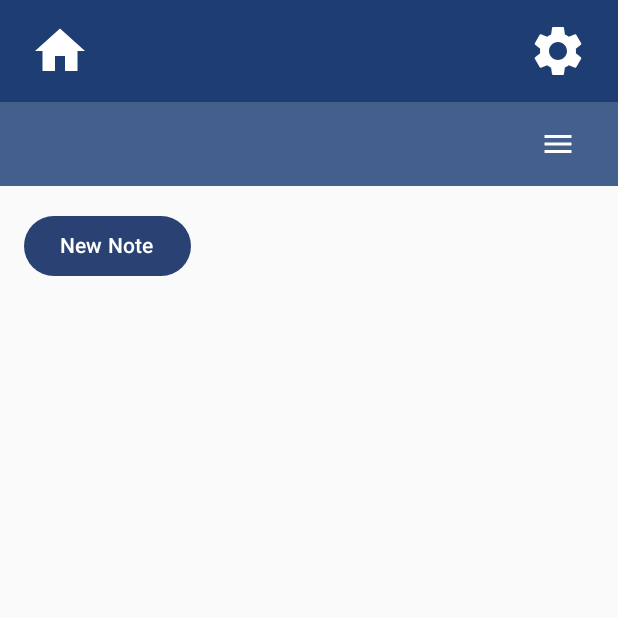
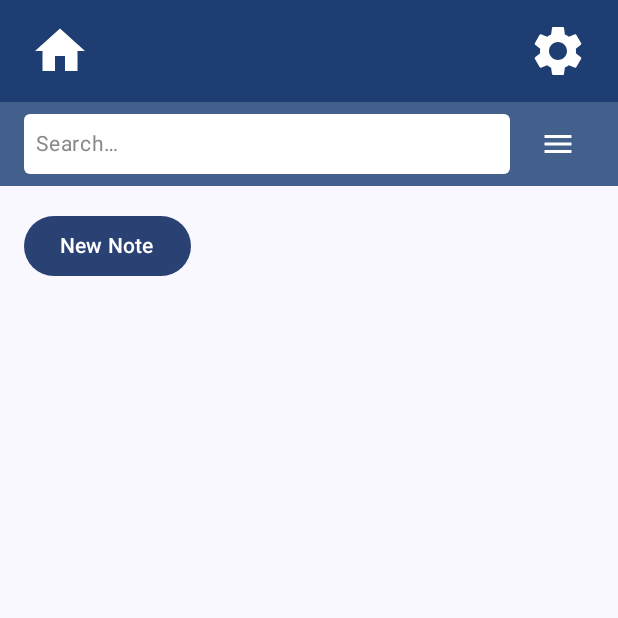
Before and after one commit to Axebow2/NoteTakingApp, an Android app built with Jetpack Compose: the EditNotePage screen opened through its navigation route, after a tap on "Home", on a phone screen of 412 x 824 dp, the top half of it. Run offline under Robolectric (Android 15) with nearby library versions, the phone set to English and light mode, and no system bars; libraries missing offline, so code that uses them is left out: com.mohamedrejeb.richeditor; 5 statements that could not run were skipped.

Commit message:
A lot of progress was made today, with many major and minor fixes to the application. Notes now delete themselves if their title is blank, the header and sub header are now pinned to the top of the screen so they are always accessible and the position of the text styling buttons was moved to make them more accessible. The major feature that was added was a search bar on the home page allowing users to search by title for their notes. I initially used an outlined text field but switched to a basic text field as it was much more customisable.

```diff
--- a/app/src/main/java/com/example/notetakingapp/MainActivity.kt
+++ b/app/src/main/java/com/example/notetakingapp/MainActivity.kt
@@ -56,6 +56,10 @@ import com.mohamedrejeb.richeditor.ui.material3.RichTextEditor
 import androidx.compose.material.icons.filled.GridView
 import androidx.compose.material.icons.filled.ViewList
 import androidx.compose.foundation.lazy.grid.items
+import androidx.compose.foundation.shape.RoundedCornerShape
+import androidx.compose.foundation.text.BasicTextField
+import androidx.compose.material3.TextFieldDefaults
+import androidx.compose.ui.text.TextStyle
 
 
 
@@ -188,23 +192,40 @@ fun Header(navController: NavController) {
 
 // Home page specific sub header
 @Composable
-fun HomeSubHeader(viewMode: ViewMode, onToggleView: () -> Unit) {
+fun HomeSubHeader(
+        viewMode: ViewMode,
+        onToggleView: () -> Unit,
+        searchQuery: String,
+        onSearchQueryChange: (String) -> Unit
+    ) {
     Box(
         modifier = Modifier
             .fillMaxWidth()
             .height(56.dp)
             .background(Color(0xFF435f8c)),
         contentAlignment = Alignment.CenterStart
-    ) {
+    )
+    {
         Row(
             modifier = Modifier
                 .fillMaxSize()
+                .background(Color(0xFF435f8c))
                 .padding(horizontal = 16.dp),
-            verticalAlignment = Alignment.CenterVertically,
-            horizontalArrangement = Arrangement.End
+            verticalAlignment = Alignment.CenterVertically
         ) {
+            // Custom search bar
+            CustomSearchBar(
+                value = searchQuery,
+                onValueChange = onSearchQueryChange,
+                modifier = Modifier
+                    .weight(1f)
+                    .height(40.dp)
+            )
 
-            // Button to toggle notes view type
+
+            Spacer(Modifier.width(8.dp))
+
+            // Toggle view button
             IconButton(onClick = onToggleView) {
                 Icon(
                     imageVector = if (viewMode == ViewMode.LIST) Icons.Filled.Menu else Icons.Filled.GridView,
@@ -223,9 +244,52 @@ fun ToggleButton(text: String, enabled: Boolean, onClick: () -> Unit) {
         onClick = onClick,
         colors = ButtonDefaults.buttonColors(
             containerColor = if (enabled) Color.Gray else Color.LightGray
-        )
+        ),
+        modifier = Modifier
+            .padding(4.dp)
+            .width(30.dp)
+            .height(30.dp),
+        contentPadding = PaddingValues(0.dp)
     ) {
         Text(text)
+    }
+}
+
+// Custom search bar
+@Composable
+fun CustomSearchBar(
+    value: String,
+    onValueChange: (String) -> Unit,
+    modifier: Modifier = Modifier
+) {
+    Box(
+        modifier = modifier
+            .background(Color.White, RoundedCornerShape(4.dp))
+            .height(36.dp)
+            .padding(horizontal = 8.dp),
+        contentAlignment = Alignment.CenterStart
+    ) {
+        if (value.isEmpty()) {
+            Text(
+                text = "Search…",
+                color = Color.Gray,
+                fontSize = 14.sp
+            )
+        }
+
+        BasicTextField(
+            value = value,
+            onValueChange = onValueChange,
+            singleLine = true,
+            textStyle = TextStyle(
+                color = Color.Black,
+                fontSize = 14.sp
+            ),
+            modifier = Modifier.fillMaxWidth(),
+            decorationBox = { innerTextField ->
+                innerTextField()
+            }
+        )
     }
 }
 
@@ -247,7 +311,9 @@ fun NoteCard(note: Note, onClick: () -> Unit) {
 
 // Note page specific sub header
 @Composable
-fun NoteSubHeader(onDeleteClick: (() -> Unit)? = null) {
+fun NoteSubHeader(
+    onDeleteClick: (() -> Unit)? = null
+) {
     Box(
         modifier = Modifier
             .fillMaxWidth()
@@ -258,12 +324,13 @@ fun NoteSubHeader(onDeleteClick: (() -> Unit)? = null) {
         Row(
             modifier = Modifier
                 .fillMaxSize()
-                .padding(horizontal = 16.dp),
+                .padding(horizontal = 8.dp),
             verticalAlignment = Alignment.CenterVertically,
             horizontalArrangement = Arrangement.End
         ) {
 
-            // Delete note button
+
+            // Delete button (if available)
             if (onDeleteClick != null) {
                 IconButton(onClick = onDeleteClick) {
                     Icon(
@@ -283,20 +350,32 @@ fun NoteSubHeader(onDeleteClick: (() -> Unit)? = null) {
 fun HomePage(navController: NavController, viewModel: NotesViewModel) {
     val notes by viewModel.notes.collectAsState()
     var viewMode by remember { mutableStateOf(ViewMode.LIST) }
+    var searchQuery by remember { mutableStateOf("") }
 
-    Column(modifier = Modifier.fillMaxSize()) {
-        //Header
+    // Filter notes by title
+    val filteredNotes = notes.filter {
+        it.title.contains(searchQuery, ignoreCase = true)
+    }
+
+    Scaffold(
+        topBar = {
+            Column {
                 Header(navController)
-
-        //Home Page Sub-header
                 HomeSubHeader(
                     viewMode = viewMode,
                     onToggleView = {
                         viewMode = if (viewMode == ViewMode.LIST) ViewMode.GRID else ViewMode.LIST
+                    },
+                    searchQuery = searchQuery,
+                    onSearchQueryChange = { searchQuery = it }
+                )
             }
-        )
+        },
+        content = { paddingValues ->
+            Column(modifier = Modifier
+                .padding(paddingValues)
+                .fillMaxSize()) {
 
-        // Create new note
                 Button(
                     onClick = { navController.navigate("create_note_screen") },
                     modifier = Modifier.padding(16.dp)
@@ -304,17 +383,15 @@ fun HomePage(navController: NavController, viewModel: NotesViewModel) {
                     Text("New Note")
                 }
 
-        // Display notes in a list view
                 if (viewMode == ViewMode.LIST) {
                     LazyColumn(modifier = Modifier.padding(16.dp)) {
-                items(notes, key = { it.id }) { note ->
-                    NoteCard(note, onClick = {
+                        items(filteredNotes, key = { it.id }) { note ->
+                            NoteCard(note) {
                                 navController.navigate("edit_note_screen/${note.id}")
-                    })
+                            }
                         }
                     }
                 } else {
-        // Display notes in a grid view
                     LazyVerticalGrid(
                         columns = GridCells.Fixed(2),
                         modifier = Modifier.padding(16.dp),
@@ -322,14 +399,16 @@ fun HomePage(navController: NavController, viewModel: NotesViewModel) {
                         verticalArrangement = Arrangement.spacedBy(8.dp),
                         horizontalArrangement = Arrangement.spacedBy(8.dp)
                     ) {
-                items(notes, key = { it.id }) { note ->
-                    NoteCard(note, onClick = {
+                        items(filteredNotes, key = { it.id }) { note ->
+                            NoteCard(note) {
                                 navController.navigate("edit_note_screen/${note.id}")
-                    })
                             }
                         }
                     }
                 }
+            }
+        }
+    )
 }
 
 // Settings Page
@@ -379,28 +458,62 @@ fun EditNotePage(navController: NavController, noteId: Long?, viewModel: NotesVi
             }
     }
 
+    Scaffold(
+        topBar = {
+            Column {
+                Header(navController)
+                NoteSubHeader(
+                    onDeleteClick = {
+                        viewModel.deleteNote(note.id)
+                        navController.popBackStack()
+                    }
+                )
+            }
+        }
+    ) { padding ->
         Column(
             modifier = Modifier
+                .padding(padding)
                 .fillMaxSize()
                 .verticalScroll(rememberScrollState())
                 .imePadding()
+                .padding(16.dp)
         ) {
-        // Top Header
-        Header(navController)
-
-        // Sub-header with Delete button
-        NoteSubHeader(onDeleteClick = {
-            viewModel.deleteNote(note.id)
-            navController.popBackStack()
-        })
+            // Title Field
+            OutlinedTextField(
+                value = note.title,
+                onValueChange = {
+                    note = note.copy(title = it)
+                    if (!hasBeenAdded) {
+                        viewModel.addNote(note)
+                        hasBeenAdded = true
+                    } else {
+                        viewModel.updateNote(note)
+                    }
+                },
+                placeholder = { Text("Title (required for saving)") },
+                modifier = Modifier.fillMaxWidth()
+            )
 
             Spacer(modifier = Modifier.height(16.dp))
 
-        Column(modifier = Modifier.padding(16.dp))
-        {
+            // Editor
+            RichTextEditor(
+                state = richTextState,
+                placeholder = { Text("Notes go here") },
+                modifier = Modifier
+                    .fillMaxWidth()
+                    .heightIn(min = 200.dp)
+            )
 
-            // Styling buttons
-            Row(horizontalArrangement = Arrangement.spacedBy(8.dp), modifier = Modifier.fillMaxWidth()) {
+            val imePaddingModifier = Modifier
+                .imePadding() // Default ime padding for the keyboard
+                .padding(bottom = 200.dp)
+
+
+            // Style buttons
+            Row(modifier = imePaddingModifier.fillMaxWidth(),
+                horizontalArrangement = Arrangement.End ) {
                 ToggleButton("B", boldEnabled) {
                     richTextState.toggleSpanStyle(SpanStyle(fontWeight = FontWeight.Bold))
                 }
@@ -412,33 +525,6 @@ fun EditNotePage(navController: NavController, noteId: Long?, viewModel: NotesVi
                 }
             }
 
-            Spacer(modifier = Modifier.height(16.dp))
-
-            // Note Title Input
-            OutlinedTextField(
-                value = note.title,
-                onValueChange = {
-                    note = note.copy(title = it)
-                    if (!hasBeenAdded) {
-                        viewModel.addNote(note)
-                        hasBeenAdded = true
-                    } else {
-                        viewModel.updateNote(note)
-                    }
-                },
-                placeholder = { Text("Title") },
-                modifier = Modifier.fillMaxWidth()
-            )
-
-            Spacer(modifier = Modifier.height(16.dp))
-
-            // Rich Text Editor for content
-            RichTextEditor(
-                state = richTextState,
-                modifier = Modifier
-                    .fillMaxWidth()
-                    .height(400.dp)
-            )
 
             Spacer(modifier = Modifier.height(160.dp))
 
@@ -456,4 +542,5 @@ fun EditNotePage(navController: NavController, noteId: Long?, viewModel: NotesVi
             viewModel.updateNote(note)
         }
     }
+
 }
```
Lines whose indentation alone changed are shown as unchanged.
